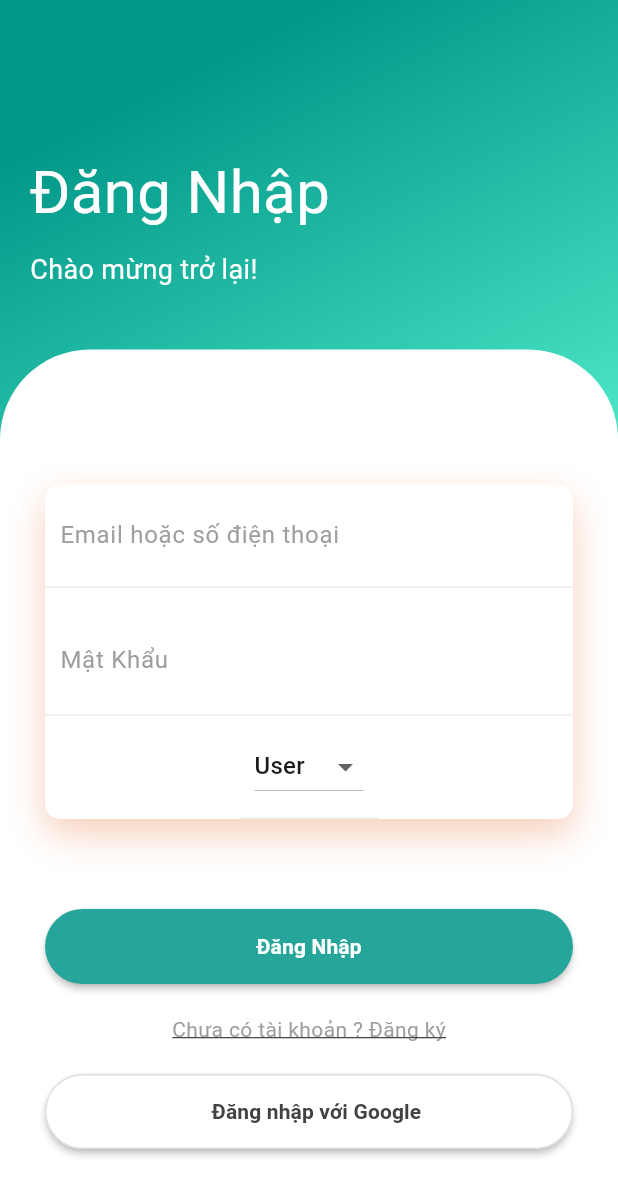
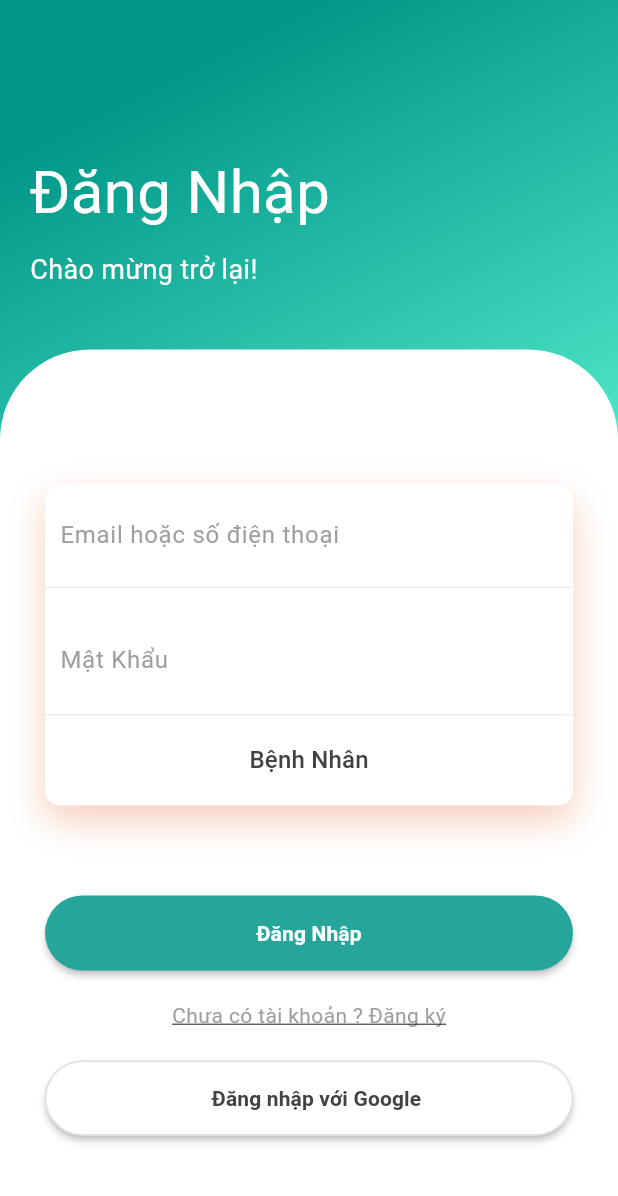
Before and after one commit to LauHNguyen/HealthAppointment, a Flutter app: the screen it shows after launch, on a phone screen of 412 x 824 dp. Shown: the top 1196 px of the screen. Run offline on Flutter 3.47's test engine with Material 3 defaults, Android fonts, the phone set to English and light mode, and no system bars; our stand-ins replace animate_do, diacritic, flutter_dotenv, flutter_secure_storage, google_sign_in, socket_io_client; missing offline and left inert: jwt_decode.

Commit message:
[Update] Main UI (Login, home, hospital, doctor, listprofile)

```diff
--- a/client/lib/screen/Login_Screen.dart
+++ b/client/lib/screen/Login_Screen.dart
@@ -32,8 +32,8 @@ class _LoginPageState extends State<LoginPage> {
     // Lấy dữ liệu từ TextField
     final username = _usernameController.text;
     final password = _passwordController.text;
-    print('Username: $username');
-    print('Password: $password');
+    // print('Username: $username');
+    // print('Password: $password');
     Map<String, String>? tokens;
     if (_role == 'doctor') {
       tokens = await _apiService.loginUser(username, password, _role);
@@ -208,15 +208,15 @@ class _LoginPageState extends State<LoginPage> {
                                   ),
                                 ),
                                 Container(
-                                  padding: EdgeInsets.all(10),
-                                  decoration: BoxDecoration(
-                                    border: Border(
-                                      bottom: BorderSide(
-                                          color: Colors.grey.shade200),
-                                    ),
-                                  ),
+                                  padding: EdgeInsets.symmetric(horizontal: 10),
+                                  height: 60,
+                                  child: DropdownButtonHideUnderline(
+                                    // Ẩn đường gạch dưới mặc định của DropdownButton
                                     child: DropdownButton<String>(
                                       value: _role,
+                                      icon: SizedBox.shrink(),
+                                      isExpanded:
+                                          true, // Đảm bảo dropdown sử dụng toàn bộ chiều rộng
                                       onChanged: (String? newValue) {
                                         setState(() {
                                           _role = newValue!;
@@ -226,12 +226,18 @@ class _LoginPageState extends State<LoginPage> {
                                           .map<DropdownMenuItem<String>>(
                                               (String value) {
                                         return DropdownMenuItem<String>(
+                                          alignment: Alignment.center,
                                           value: value,
-                                        child: Text(value == 'user'
-                                            ? 'User'
-                                            : 'Doctor'),
+                                          child: Text(
+                                            value == 'user'
+                                                ? 'Bệnh Nhân'
+                                                : 'Bác Sĩ',
+                                            style: TextStyle(
+                                                color: Colors.grey.shade800),
+                                          ),
                                         );
                                       }).toList(),
+                                    ),
                                   ),
                                 ),
                               ],
--- a/client/lib/screen/appointment_list.dart
+++ b/client/lib/screen/appointment_list.dart
@@ -27,6 +27,7 @@ class _AppointmentListState extends State<AppointmentList> {
 
   Future<void> _fetchAppointments() async {
     try {
+      print(widget.userId + widget.role);
       final String endpoint = widget.role == 'doctor'
           ? '${dotenv.env['LOCALHOST']}/appointment/doctor/${widget.userId}'
           : '${dotenv.env['LOCALHOST']}/appointment/user/${widget.userId}';
```
Also changed, not shown: client/lib/main.dart (+0 -76 lines), client/lib/screen/BottomNavigationBar.dart (+30 -3 lines), client/lib/screen/DoctorListScreen.dart (+15 -2 lines), client/lib/screen/Home_screen.dart (+9 -14 lines), client/lib/screen/ListTile_profile.dart (+27 -9 lines), client/lib/screen/hospital_screen.dart (+13 -2 lines), 1 other file. Lines whose indentation alone changed are shown as unchanged.
